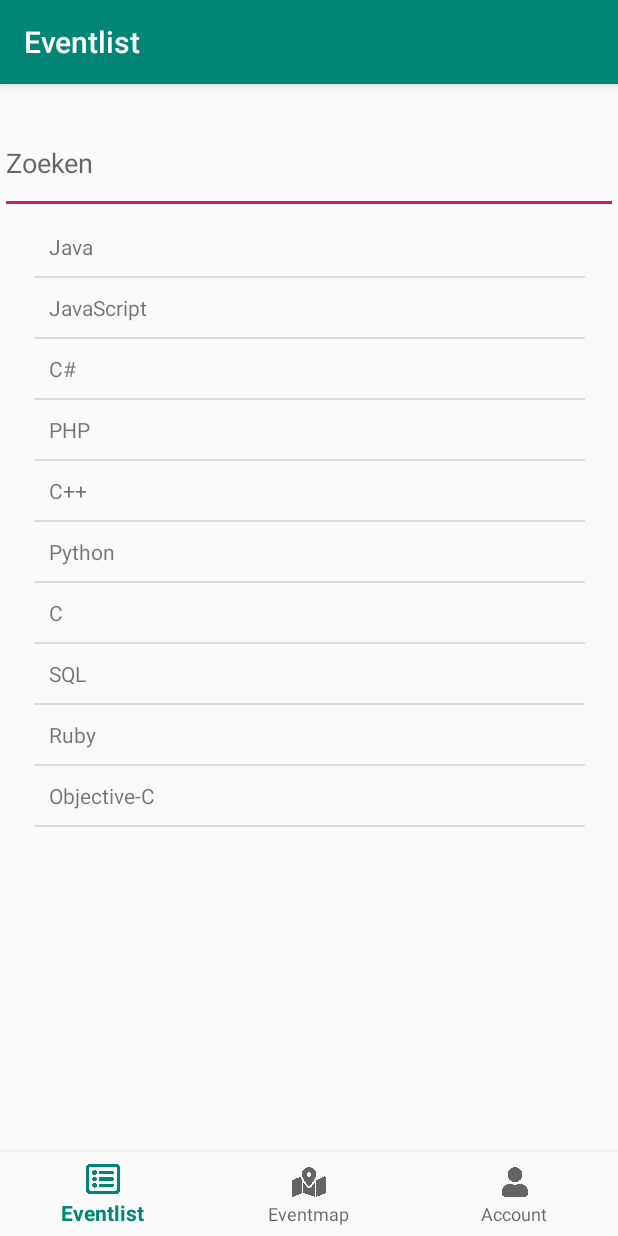
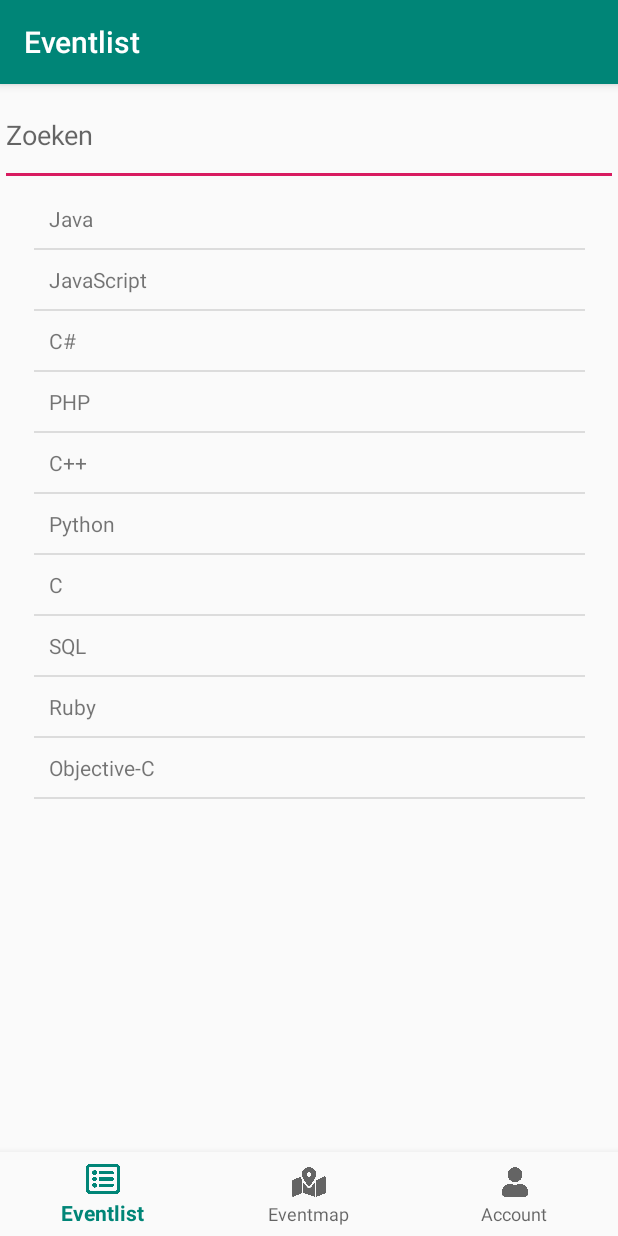
Before and after one commit to mahyark/eventor, an Android app: the screen it shows after launch (MainActivity), on a phone screen of 412 x 824 dp. Run offline under Robolectric (Android 15) with nearby library versions, the phone set to English and light mode, and no system bars; our stand-ins replace navigation-ui.

Commit message:
fixed bug searchfield

```diff
--- a/app/src/main/res/layout/activity_main.xml
+++ b/app/src/main/res/layout/activity_main.xml
@@ -24,7 +24,6 @@
         android:layout_width="match_parent"
         android:layout_height="675dp"
         app:defaultNavHost="true"
-        app:layout_constraintBottom_toTopOf="@+id/nav_view"
         app:layout_constraintLeft_toLeftOf="parent"
         app:layout_constraintRight_toRightOf="parent"
         app:layout_constraintTop_toTopOf="parent"
```
